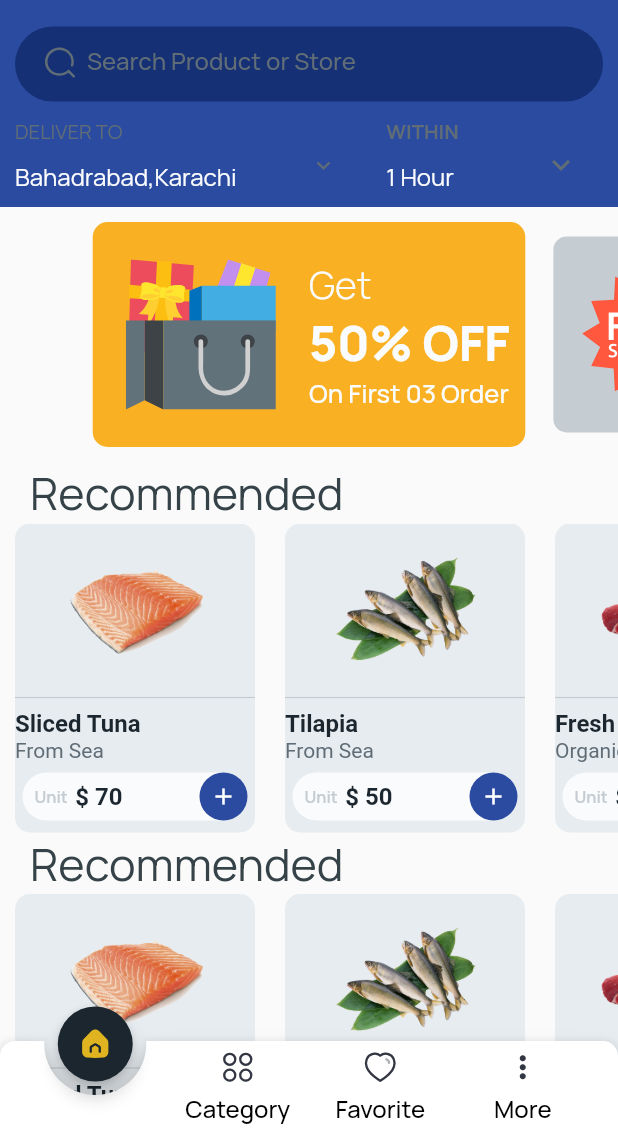
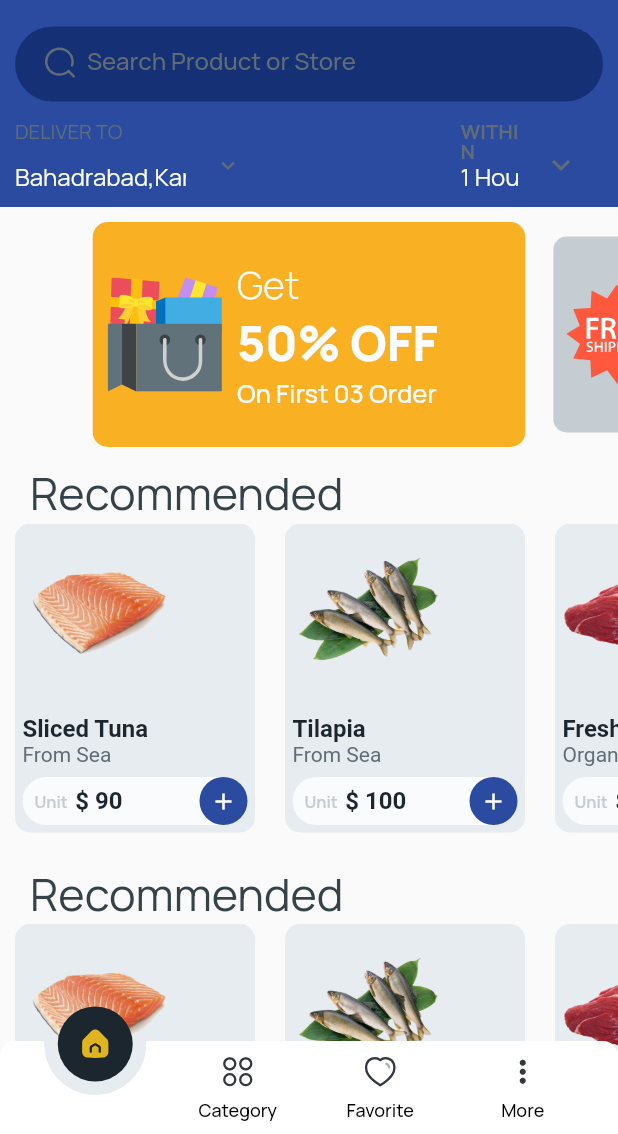
Before and after one commit to shammaskhann/Ecommerce_App_Complete_UI_Project, a Flutter app: the screen it shows after launch, after a tap on "Get Started", on a phone screen of 412 x 824 dp, the part 102-1236 px from its top. Run offline on Flutter 3.47's test engine with Material 2 defaults, Android fonts, the phone set to English and light mode, and no system bars; drawn by our look-alikes of animated_notch_bottom_bar, carousel_slider; our stand-ins replace card_swiper, carousel_indicator, flutter_svg, lottie.

Commit message:
responsiveness check

```diff
--- a/lib/Widgets/item_card.dart
+++ b/lib/Widgets/item_card.dart
@@ -11,26 +11,33 @@ class ItemCard extends StatelessWidget {
       onTap: () {},
       child: Container(
           margin: const EdgeInsets.symmetric(horizontal: 10),
-          width: 160,
           decoration: BoxDecoration(
             color: AppColor.black10,
             borderRadius: BorderRadius.circular(10),
           ),
+          child: Padding(
+            padding: const EdgeInsets.all(5.0),
             child: Column(
               mainAxisAlignment: MainAxisAlignment.center,
               crossAxisAlignment: CrossAxisAlignment.start,
               children: [
-              Center(
+                Expanded(
+                  flex: 2,
+                  child: Center(
                     child: Image.asset(
                       itemMap['img'][0],
                       height: 100,
                       width: 100,
                     ),
                   ),
+                ),
                 Divider(
                   color: AppColor.black20,
                   thickness: 0.8,
                 ),
+                Column(
+                  crossAxisAlignment: CrossAxisAlignment.start,
+                  children: [
                     Text(
                       itemMap['name'],
                       style: TextStyle(
@@ -94,8 +101,11 @@ class ItemCard extends StatelessWidget {
                           ],
                         ),
                       ),
+                    )
+                  ],
                 ),
               ],
+            ),
           )),
     );
   }
--- a/lib/model/Items/items_sevices.dart
+++ b/lib/model/Items/items_sevices.dart
@@ -19,9 +19,10 @@ class Items {
         'Very Good',
         'Very Very Good',
       ],
-      'price': 70,
+      'price': 90,
       'tagline': 'From Sea',
       'category': 'Fishes',
+      'tags': ['Fresh', 'Low Delivery', 'Free Delivery']
     },
     {
       'name': "Salmon",
@@ -39,9 +40,10 @@ class Items {
         'Good',
         'Very Good',
       ],
-      'price': 100,
+      'price': 150,
       'tagline': 'From Sea',
       'category': 'Fishes',
+      'tags': ['Fresh', 'Halal']
     },
     {
       'name': 'Tilapia',
@@ -59,9 +61,10 @@ class Items {
         'Very Good',
         'Very Very Good',
       ],
-      'price': 50,
+      'price': 100,
       'tagline': 'From Sea',
       'category': 'Fishes',
+      'tags': ['Fresh', 'Halal', 'Low Price']
     },
     {
       'name': 'Crab',
@@ -79,9 +82,10 @@ class Items {
         'Very Good',
         'Very Very Good',
       ],
-      'price': 80,
+      'price': 180,
       'tagline': 'From Sea',
       'category': 'Fishes',
+      'tags': ['Fresh', 'Halal']
     },
     {
       'name': 'Fresh Beef',
@@ -103,6 +107,7 @@ class Items {
         {'reviewername': 'Catherine', 'review': 'Very Very Good'},
       ],
       'price': 100,
+      'tags': ['Fresh', 'Halal', 'Free Delivery']
     },
     {
       'name': 'Chopped Beef',
@@ -122,7 +127,8 @@ class Items {
         {'reviewername': 'Eva', 'review': 'Very Good'},
         {'reviewername': 'Frank', 'review': 'Very Very Good'},
       ],
-      'price': 50,
+      'price': 90,
+      'tags': ['Fresh', 'Halal', 'Low Price']
     },
     {
       'name': 'Chicken DrumStick',
@@ -143,6 +149,7 @@ class Items {
         {'reviewername': 'Charlie', 'review': 'Very Very Good'},
       ],
       'price': 100,
+      'tags': ['Halal', 'Free Delivery']
     },
     {
       'name': 'Grounded Chicken',
@@ -162,7 +169,8 @@ class Items {
         {'reviewername': 'Emily', 'review': 'Very Good'},
         {'reviewername': 'Frank', 'review': 'Good'},
       ],
-      'price': 50,
+      'price': 70,
+      'tags': ['Fresh', 'Halal', 'Low Price']
     },
     {
       'name': 'Fresh Apple',
@@ -183,6 +191,7 @@ class Items {
         {'reviewername': 'Charlie', 'review': 'Very Very Good'},
       ],
       'price': 100,
+      'tags': ['Fresh', 'Halal', 'Free Delivery']
     },
     {
       'name': 'Juicy Lemon',
@@ -203,6 +212,7 @@ class Items {
         {'reviewername': 'Frank', 'review': 'Good'},
       ],
       'price': 50,
+      'tags': ['Fresh', 'Low Price']
     },
     {
       'name': 'Fresh Strawberry',
@@ -223,6 +233,7 @@ class Items {
         {'reviewername': 'Isabella', 'review': 'Very Good'},
       ],
       'price': 80,
+      'tags': ['Fresh', 'Low Price']
     },
     {
       'name': 'Fresh Tomato',
@@ -243,6 +254,7 @@ class Items {
         'Very Very Good',
       ],
       'price': 100,
+      'tags': ['Fresh', 'Free Delivery']
     },
     {
       'name': 'Garlic',
@@ -263,6 +275,7 @@ class Items {
         'Very Very Good',
       ],
       'price': 50,
+      'tags': ['Low Price']
     },
     {
       'name': 'Fresh Onion',
@@ -284,6 +297,7 @@ class Items {
         'Very Very Good',
       ],
       'price': 80,
+      'tags': ['Fresh', 'Free Delivery'],
     }
   ];
 }
--- a/lib/view/category_view/Widget/category_appbar_view.dart
+++ b/lib/view/category_view/Widget/category_appbar_view.dart
@@ -33,6 +33,7 @@ class CategoryAppBar extends StatelessWidget {
             SizedBox(
               height: MediaQuery.of(context).size.height * 0.156,
               child: const Column(
+                mainAxisSize: MainAxisSize.min,
                 crossAxisAlignment: CrossAxisAlignment.start,
                 children: [
                   Text(
@@ -40,7 +41,7 @@ class CategoryAppBar extends StatelessWidget {
                     style: TextStyle(
                         color: Colors.white,
                         fontFamily: 'Manrope',
-                        fontSize: 50,
+                        fontSize: 37, //was 50
                         fontWeight: FontWeight.w300),
                     textAlign: TextAlign.start,
                   ),
@@ -48,7 +49,7 @@ class CategoryAppBar extends StatelessWidget {
                       style: TextStyle(
                           color: Colors.white,
                           fontFamily: 'Manrope',
-                          fontSize: 50,
+                          fontSize: 37, //was 50
                           fontWeight: FontWeight.w800))
                 ],
               ),
--- a/lib/view/dashboard_view/dashboard_screen.dart
+++ b/lib/view/dashboard_view/dashboard_screen.dart
@@ -37,14 +37,14 @@ class _DashboardScreenState extends State<DashboardScreen> {
       ),
       extendBody: true,
       bottomNavigationBar: AnimatedNotchBottomBar(
-        showShadow: true,
+        showShadow: false,
         removeMargins: true,
         notchBottomBarController: _controller,
         durationInMilliSeconds: 300,
         showLabel: true,
         itemLabelStyle: const TextStyle(
             color: Colors.black,
-            fontSize: 16.0,
+            fontSize: 12.0,
             fontFamily: 'Manrope',
             fontWeight: FontWeight.w500),
         notchColor: AppColor.black100,
--- a/lib/view/home_view/Widgets/banner1_view.dart
+++ b/lib/view/home_view/Widgets/banner1_view.dart
@@ -11,20 +11,22 @@ class Banner1 extends StatelessWidget {
     return Padding(
       padding: const EdgeInsets.symmetric(vertical: 10.0),
       child: Container(
-        height: 170,
-        width: 300,
         decoration: BoxDecoration(
           color: AppColor.amber,
           borderRadius: BorderRadius.circular(10),
         ),
         child: Row(children: [
           Expanded(
-            child: SvgPicture.asset(
-              AppIcon.shoppingBag,
-              height: 100,
+            child: Padding(
+              padding: const EdgeInsets.all(10.0),
+              child: SvgPicture.asset(
+                AppIcon.shoppingBag,
+                height: 100,
+              ),
             ),
           ),
           Expanded(
+            flex: 2,
             child: Column(
               mainAxisAlignment: MainAxisAlignment.center,
               crossAxisAlignment: CrossAxisAlignment.start,
--- a/lib/view/home_view/Widgets/banner2_view.dart
+++ b/lib/view/home_view/Widgets/banner2_view.dart
@@ -11,22 +11,25 @@ class Banner2 extends StatelessWidget {
     return Padding(
       padding: const EdgeInsets.symmetric(vertical: 10.0),
       child: Container(
-        height: 170,
-        width: 300,
         decoration: BoxDecoration(
           color: AppColor.black20,
           borderRadius: BorderRadius.circular(10),
         ),
         child: Row(children: [
           Expanded(
-            child: SvgPicture.asset(
-              AppIcon.freeShipping,
-              height: 100,
+            child: Padding(
+              padding: const EdgeInsets.all(10.0),
+              child: SvgPicture.asset(
+                AppIcon.freeShipping,
+                height: 100,
+              ),
             ),
           ),
           Expanded(
+            flex: 2,
             child: Column(
-              mainAxisAlignment: MainAxisAlignment.center,
+              mainAxisSize: MainAxisSize.min,
+              mainAxisAlignment: MainAxisAlignment.start,
               crossAxisAlignment: CrossAxisAlignment.start,
               children: [
                 Text(
--- a/lib/view/home_view/Widgets/deliveryTime_selection.dart
+++ b/lib/view/home_view/Widgets/deliveryTime_selection.dart
@@ -14,6 +14,7 @@ class _DeliveryTimeSelectionState extends State<DeliveryTimeSelection> {
   @override
   Widget build(BuildContext context) {
     return DropdownMenu(
+      width: 95,
       label: Text('WITHIN',
           style: TextStyle(
               color: AppColor.black60,
--- a/lib/view/home_view/Widgets/home_appbar.dart
+++ b/lib/view/home_view/Widgets/home_appbar.dart
@@ -63,12 +63,9 @@ class HomeAppBar extends StatelessWidget {
             ),
             const Spacer(),
             const Row(
+              mainAxisAlignment: MainAxisAlignment.spaceBetween,
               crossAxisAlignment: CrossAxisAlignment.end,
-              children: [
-                LocationSelectionWidget(),
-                Spacer(),
-                DeliveryTimeSelection()
-              ],
+              children: [LocationSelectionWidget(), DeliveryTimeSelection()],
             ),
           ],
         ),
--- a/lib/view/home_view/Widgets/location_selection.dart
+++ b/lib/view/home_view/Widgets/location_selection.dart
@@ -16,6 +16,7 @@ class _LocationSelectionWidgetState extends State<LocationSelectionWidget> {
   @override
   Widget build(BuildContext context) {
     return DropdownMenu(
+      width: 170,
       label: Text(
         'DELIVER TO',
         style: TextStyle(
--- a/lib/view/home_view/home_screen.dart
+++ b/lib/view/home_view/home_screen.dart
@@ -46,6 +46,7 @@ class _HomeScreenState extends State<HomeScreen> {
           children: [
             const HomeAppBar(),
             Expanded(
+              flex: 2,
               child: SingleChildScrollView(
                 child: Column(
                   crossAxisAlignment: CrossAxisAlignment.start,
@@ -97,6 +98,9 @@ class _HomeScreenState extends State<HomeScreen> {
                             }),
                       ),
                     ),
+                    const SizedBox(
+                      height: 20,
+                    ),
                     //replica for checking purpose :)
                     Padding(
                       padding: const EdgeInsets.only(left: 20.0),
--- a/lib/view/onboarding_view/Widgets/onboard_slider.dart
+++ b/lib/view/onboarding_view/Widgets/onboard_slider.dart
@@ -16,15 +16,12 @@ class _OnboardSliderState extends State<OnboardSlider> {
   Widget build(BuildContext context) {
     int currentValue = 0;
     return Container(
-      height: MediaQuery.of(context).size.height * 0.35,
-      width: MediaQuery.of(context).size.width * 1,
-      margin: const EdgeInsets.symmetric(horizontal: 30.0),
+      // height: MediaQuery.of(context).size.height * 0.4,
+      // width: MediaQuery.of(context).size.width * 1,
+      margin: const EdgeInsets.symmetric(horizontal: 10.0),
       child: Swiper(
         onIndexChanged: (value) {
-          setState(() {
-            currentValue = value;
-          });
-          print(currentValue);
+          setState(() {});
         },
         itemCount: OnBoardBanner.onboardBanner.length,
         itemBuilder: (BuildContext context, int index) {
--- a/lib/view/onboarding_view/onboarding_screen.dart
+++ b/lib/view/onboarding_view/onboarding_screen.dart
@@ -1,3 +1,5 @@
+import 'package:card_swiper/card_swiper.dart';
+import 'package:carousel_indicator/carousel_indicator.dart';
 import 'package:ecommerce_app_ui_project/Widgets/WideRoundButton.dart';
 import 'package:ecommerce_app_ui_project/resources/AppAnimation.dart';
 import 'package:ecommerce_app_ui_project/resources/AppColor.dart';
@@ -5,6 +7,7 @@ import 'package:ecommerce_app_ui_project/view/dashboard_view/dashboard_screen.da
 import 'package:flutter/material.dart';
 import 'package:lottie/lottie.dart';
 
+import 'Widgets/onBoardingBanner.dart';
 import 'Widgets/onboard_slider.dart';
 
 class OnboardingScreen extends StatelessWidget {
@@ -16,14 +19,16 @@ class OnboardingScreen extends StatelessWidget {
         child: Column(
           mainAxisAlignment: MainAxisAlignment.start,
           children: [
-            const OnboardSlider(),
+            const Expanded(
+              child: OnboardSlider(),
+            ),
+            //const
             const SizedBox(
-              height: 20,
+              height: 10,
             ),
             Expanded(
-              child:
-                  Center(child: Lottie.asset(AppAnimation.onBoardAnimation1)),
-            ),
+                child: Center(
+                    child: Lottie.asset(AppAnimation.onBoardAnimation1))),
             CenterRoundButton(
               title: "Get Started",
               suffixIcon: Icon(
```
Also changed, not shown: lib/view/category_view/catergoryScreen/chicken_shop_view.dart (+15 -1 lines), lib/view/productPage_view/product_view.dart (added, +34 -0 lines). Lines whose indentation alone changed are shown as unchanged.
